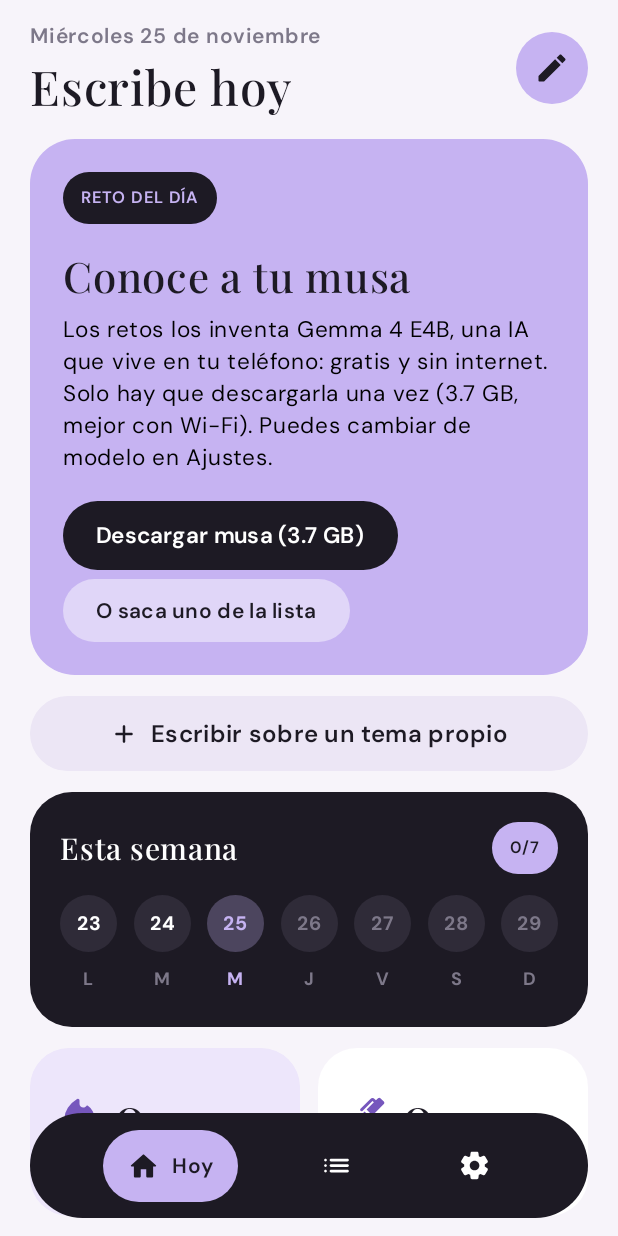
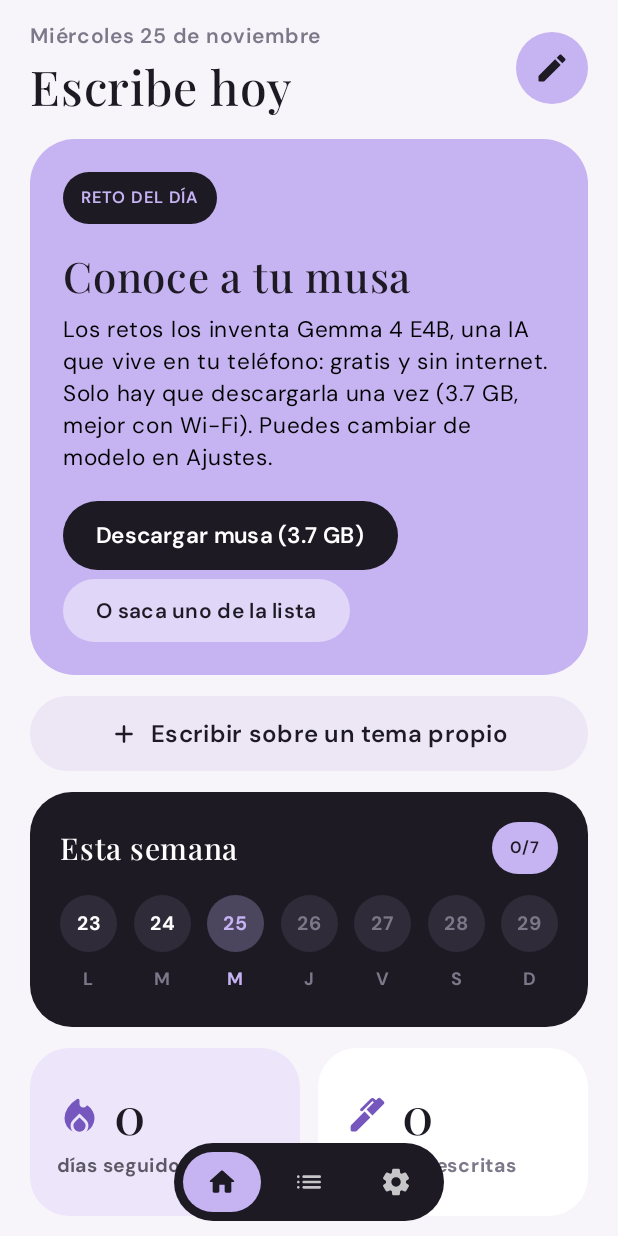
Before and after one commit to pepinisillo/soseol, an Android app built with Jetpack Compose: the screen it shows after launch (MainActivity), on a phone screen of 412 x 824 dp. Run offline under Robolectric (Android 15) with nearby library versions, the phone set to English and light mode, and no system bars; libraries missing offline, so code that uses them is left out: com.google.ai.edge; pictures from the network do not load.

Commit message:
feat: barra de abajo más pequeña y barras de Android transparentes
La barra de navegación ahora es una cápsula centrada solo con íconos.
La barra de estado y la de los 3 botones de Android ya no tienen fondo,
y las listas terminan por encima de los botones.

```diff
--- a/app/src/main/java/com/escribe/diario/MainActivity.kt
+++ b/app/src/main/java/com/escribe/diario/MainActivity.kt
@@ -38,9 +38,15 @@ enum class Tab { HOME, HISTORY, SETTINGS }
 class MainActivity : ComponentActivity() {
     private var blockedMsg by mutableStateOf(false)
     override fun onCreate(savedInstanceState: Bundle?) {
-        enableEdgeToEdge(statusBarStyle = SystemBarStyle.light(C.Bg.toArgb(), C.Bg.toArgb()),
-            navigationBarStyle = SystemBarStyle.light(C.Bg.toArgb(), C.Bg.toArgb()))
+        // Barras del sistema transparentes: se ve el fondo de la app detrás de la hora y de los botones de Android.
+        val clear = android.graphics.Color.TRANSPARENT
+        enableEdgeToEdge(statusBarStyle = SystemBarStyle.light(clear, clear), navigationBarStyle = SystemBarStyle.light(clear, clear))
         super.onCreate(savedInstanceState)
+        // Con navegación de 3 botones, Android pone un fondo blanco detrás de ellos; esto lo quita.
+        if (android.os.Build.VERSION.SDK_INT >= 29) {
+            window.isNavigationBarContrastEnforced = false
+            window.isStatusBarContrastEnforced = false
+        }
         blockedMsg = intent.getBooleanExtra("blocked", false)
         setContent { EscribeTheme { App(blockedMsg) { blockedMsg = false } } }
     }
@@ -136,12 +142,12 @@ fun App(blocked: Boolean, dismissBlocked: () -> Unit) {
     }
 }
 
-/** Barra inferior flotante oscura (ref. flat). */
+/** Barra inferior: una cápsula oscura pequeña, centrada, solo con íconos. */
 @Composable
 fun BottomBar(tab: Tab, modifier: Modifier = Modifier, onTab: (Tab) -> Unit) {
-    Row(modifier.navigationBarsPadding().padding(horizontal = 20.dp, vertical = 12.dp).fillMaxWidth().height(70.dp)
-        .clip(RoundedCornerShape(35.dp)).background(C.Ink).padding(horizontal = 10.dp),
-        horizontalArrangement = Arrangement.SpaceEvenly, verticalAlignment = Alignment.CenterVertically) {
+    Row(modifier.navigationBarsPadding().padding(bottom = 10.dp).height(52.dp)
+        .clip(RoundedCornerShape(50)).background(C.Ink).padding(horizontal = 6.dp),
+        horizontalArrangement = Arrangement.spacedBy(6.dp), verticalAlignment = Alignment.CenterVertically) {
         NavItem(Icons.Rounded.Home, "Hoy", tab == Tab.HOME) { onTab(Tab.HOME) }
         NavItem(Icons.Rounded.List, "Historias", tab == Tab.HISTORY) { onTab(Tab.HISTORY) }
         NavItem(Icons.Rounded.Settings, "Ajustes", tab == Tab.SETTINGS) { onTab(Tab.SETTINGS) }
@@ -150,10 +156,9 @@ fun BottomBar(tab: Tab, modifier: Modifier = Modifier, onTab: (Tab) -> Unit) {
 
 @Composable
 private fun NavItem(icon: ImageVector, label: String, selected: Boolean, onClick: () -> Unit) {
-    Row(Modifier.clip(RoundedCornerShape(50)).background(if (selected) C.Lila else Color.Transparent)
-        .clickable(onClick = onClick).padding(horizontal = 16.dp, vertical = 12.dp),
-        verticalAlignment = Alignment.CenterVertically) {
-        Icon(icon, null, tint = if (selected) C.Ink else Color.White, modifier = Modifier.size(22.dp))
-        if (selected) { Spacer(Modifier.width(8.dp)); Text(label, color = C.Ink, fontWeight = FontWeight.SemiBold, fontSize = 14.sp) }
+    Box(Modifier.size(width = 52.dp, height = 40.dp).clip(RoundedCornerShape(50))
+        .background(if (selected) C.Lila else Color.Transparent).clickable(onClick = onClick),
+        contentAlignment = Alignment.Center) {
+        Icon(icon, label, tint = if (selected) C.Ink else Color.White.copy(alpha = 0.75f), modifier = Modifier.size(21.dp))
     }
 }
```
Also changed, not shown: app/src/main/java/com/escribe/diario/Screens.kt (+8 -4 lines).
